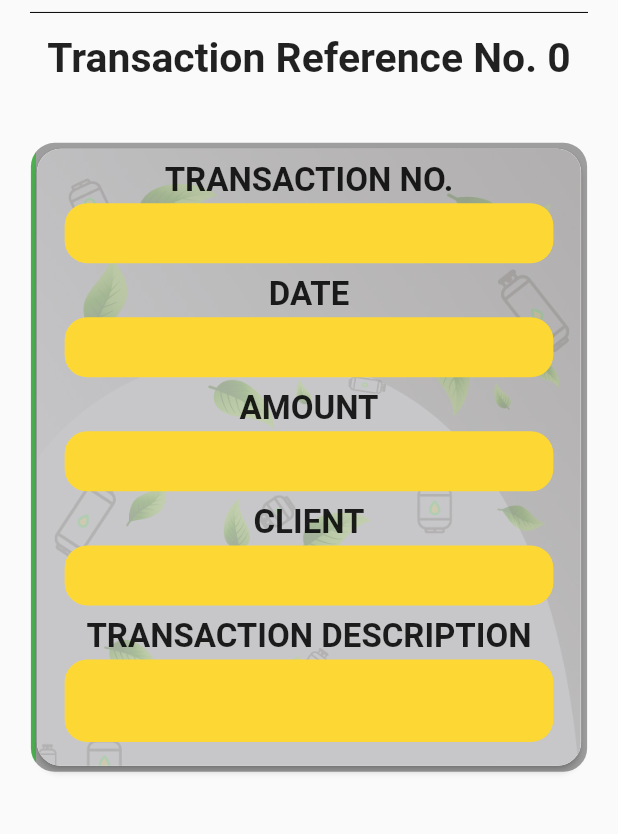
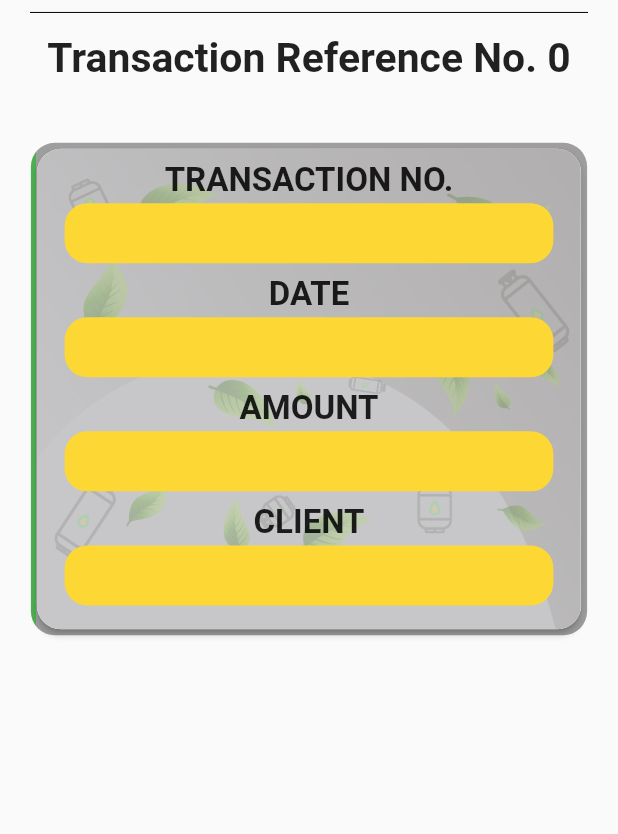
Before and after one commit to hillarymutaik/kelivog, a Flutter app: the TransactionItemsScreen screen opened directly with empty values, on a phone screen of 412 x 824 dp, the part 170-1004 px from its top. Run offline on Flutter 3.47's test engine with Material 2 defaults, Android fonts, the light colour scheme and no system bars; our stand-ins replace faker, flutter_screenutil, flutter_svg, form_field_validator, geocoding, geolocator and 3 more; accounts and stored records are empty; project files that could hold a hidden picture were left out.

Commit message:
update transaction history

```diff
--- a/lib/Screens/transaction_items.dart
+++ b/lib/Screens/transaction_items.dart
@@ -62,11 +62,11 @@ class TransactionItemsScreen extends StatelessWidget {
                           child: Column(
                             children: [
                               historyItem('TRANSACTION NO.', transaction.transactionId),
-                              historyItem('DATE', transaction.id),
+                              historyItem('DATE', transaction.date),
                               historyItem('AMOUNT', transaction.transactionAmount),
                              //historyItem('ITEM', transaction.date),
                               historyItem('CLIENT', transaction.clientName),
-                             historyItem('TRANSACTION DESCRIPTION', transaction.id, 55),
+                             //historyItem('TRANSACTION DESCRIPTION', transaction.id, 55),
                             ],
                           ),
                         ),
```
Also changed, not shown: lib/Screens/transaction_history_screen.dart (+21 -22 lines).
